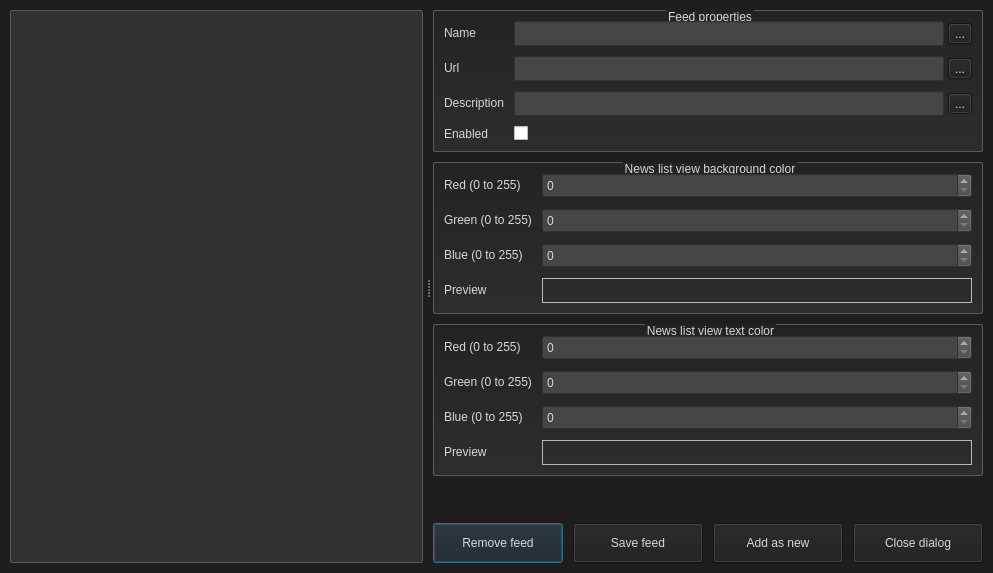
Above: FeedManagement.ui from kacerpetr/QRssReader before the change. Below: the same form after it.
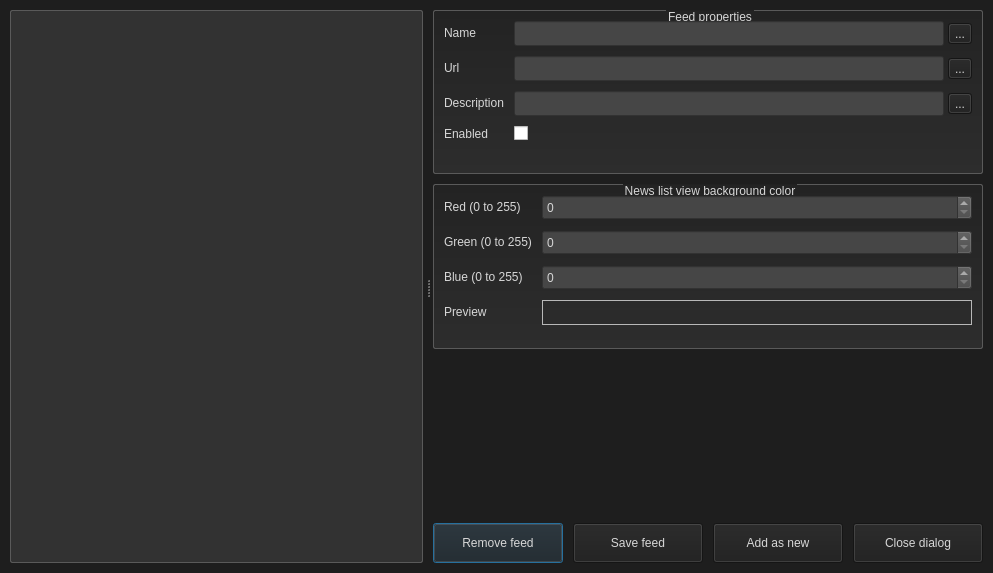
That is the form after the change. Icons and pictures are not drawn.

Diff of the .ui file:
```diff
--- a/FeedManagement.ui
+++ b/FeedManagement.ui
@@ -431,137 +431,6 @@
          </layout>
         </widget>
        </item>
-       <item>
-        <widget class="QGroupBox" name="groupBox3">
-         <property name="sizePolicy">
-          <sizepolicy hsizetype="Expanding" vsizetype="Expanding">
-           <horstretch>0</horstretch>
-           <verstretch>0</verstretch>
-          </sizepolicy>
-         </property>
-         <property name="title">
-          <string>News list view text color</string>
-         </property>
-         <layout class="QFormLayout" name="formLayout_3">
-          <property name="fieldGrowthPolicy">
-           <enum>QFormLayout::AllNonFixedFieldsGrow</enum>
-          </property>
-          <property name="horizontalSpacing">
-           <number>10</number>
-          </property>
-          <property name="verticalSpacing">
-           <number>10</number>
-          </property>
-          <property name="leftMargin">
-           <number>10</number>
-          </property>
-          <property name="topMargin">
-           <number>10</number>
-          </property>
-          <property name="rightMargin">
-           <number>10</number>
-          </property>
-          <property name="bottomMargin">
-           <number>10</number>
-          </property>
-          <item row="0" column="0">
-           <widget class="QLabel" name="label8">
-            <property name="text">
-             <string>Red (0 to 255)</string>
-            </property>
-           </widget>
-          </item>
-          <item row="0" column="1">
-           <widget class="QSpinBox" name="textRedBox">
-            <property name="minimumSize">
-             <size>
-              <width>0</width>
-              <height>25</height>
-             </size>
-            </property>
-            <property name="maximum">
-             <number>255</number>
-            </property>
-            <property name="singleStep">
-             <number>5</number>
-            </property>
-           </widget>
-          </item>
-          <item row="1" column="0">
-           <widget class="QLabel" name="label9">
-            <property name="text">
-             <string>Green (0 to 255)</string>
-            </property>
-           </widget>
-          </item>
-          <item row="2" column="0">
-           <widget class="QLabel" name="label10">
-            <property name="text">
-             <string>Blue (0 to 255)</string>
-            </property>
-           </widget>
-          </item>
-          <item row="3" column="0">
-           <widget class="QLabel" name="label11">
-            <property name="text">
-             <string>Preview</string>
-            </property>
-           </widget>
-          </item>
-          <item row="1" column="1">
-           <widget class="QSpinBox" name="textGreenBox">
-            <property name="minimumSize">
-             <size>
-              <width>0</width>
-              <height>25</height>
-             </size>
-            </property>
-            <property name="maximum">
-             <number>255</number>
-            </property>
-            <property name="singleStep">
-             <number>5</number>
-            </property>
-           </widget>
-          </item>
-          <item row="2" column="1">
-           <widget class="QSpinBox" name="textBlueBox">
-            <property name="minimumSize">
-             <size>
-              <width>0</width>
-              <height>25</height>
-             </size>
-            </property>
-            <property name="maximum">
-             <number>255</number>
-            </property>
-            <property name="singleStep">
-             <number>5</number>
-            </property>
-           </widget>
-          </item>
-          <item row="3" column="1">
-           <widget class="QLabel" name="textColorPreview">
-            <property name="minimumSize">
-             <size>
-              <width>0</width>
-              <height>25</height>
-             </size>
-            </property>
-            <property name="frameShape">
-             <enum>QFrame::StyledPanel</enum>
-            </property>
-            <property name="frameShadow">
-             <enum>QFrame::Plain</enum>
-            </property>
-            <property name="text">
-             <string/>
-            </property>
-           </widget>
-          </item>
-         </layout>
-        </widget>
-       </item>
        <item>
         <spacer name="verticalSpacer">
          <property name="orientation">
```
